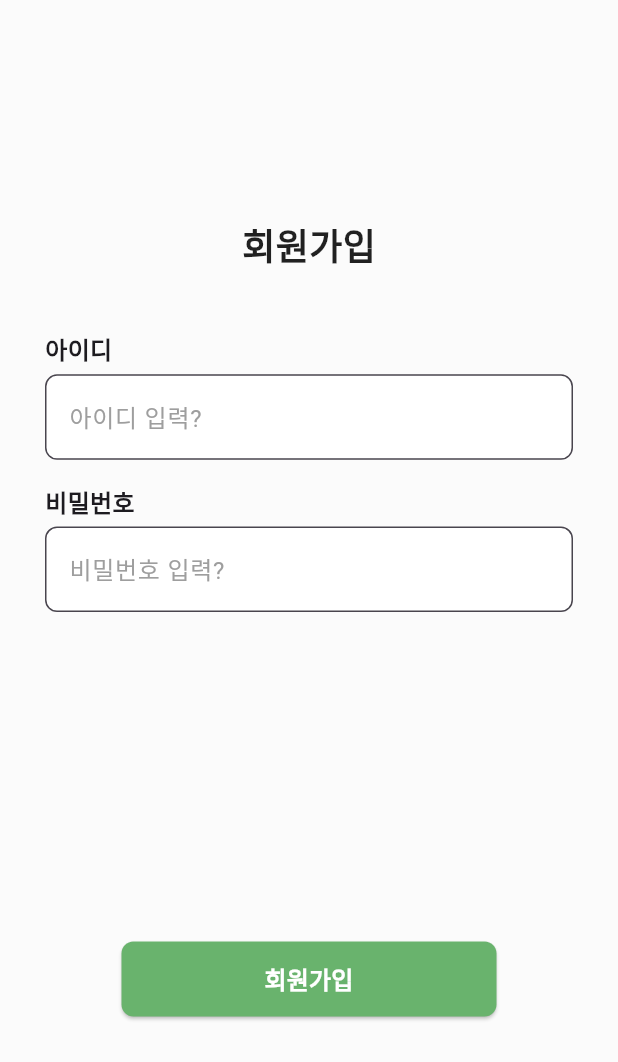
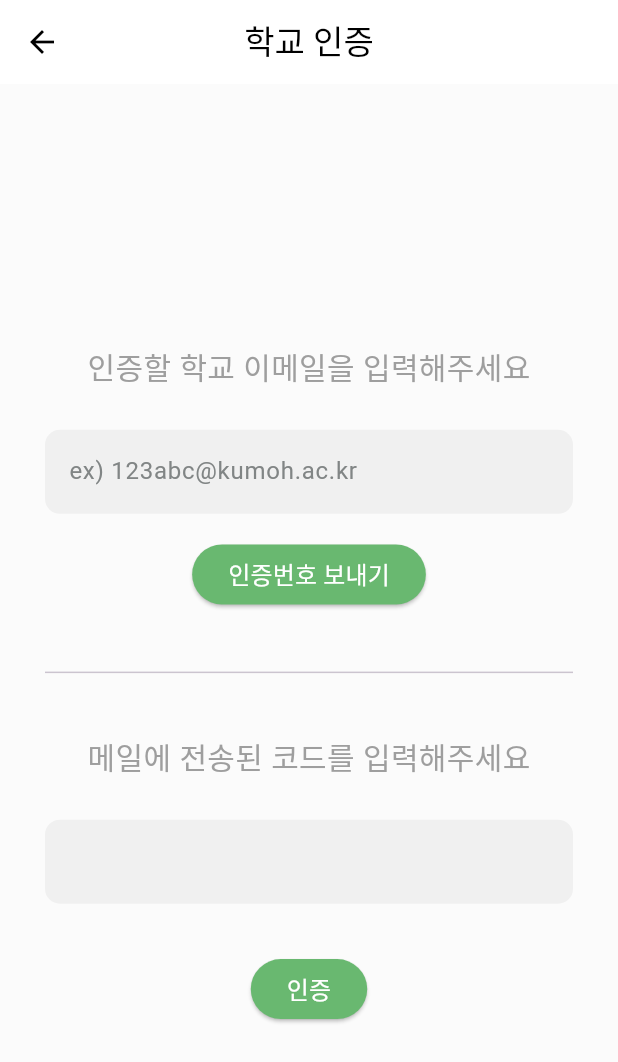
Before and after one commit to 2025-1-Capstone-design-momeet/Frontend, a Flutter app: the screen it shows after launch, on a phone screen of 412 x 824 dp. Shown: the top 1062 px of the screen. Run offline on Flutter 3.47's test engine with Material 3 defaults, Android fonts, the phone set to English and light mode, and no system bars; our stand-ins replace carousel_slider, fluttertoast, table_calendar; Roboto replaces fonts that are missing (freesentation).

Commit message:
register, verification http success

```diff
--- a/lib/http_service.dart
+++ b/lib/http_service.dart
@@ -2,7 +2,7 @@ import 'package:http/http.dart' as http;
 import 'dart:convert';
 
 class HttpService {
-  final String _baseUrl = "http://localhost:8090/api";
+  final String _baseUrl = "http://172.20.16.1:8091/api";
 
   String get baseUrl => _baseUrl;
 
--- a/lib/main.dart
+++ b/lib/main.dart
@@ -31,7 +31,7 @@ class MyApp extends StatelessWidget {
         colorScheme: ColorScheme.fromSeed(seedColor: Colors.deepPurple),
         useMaterial3: true,
       ),
-      home: joinPage(), // 메인 페이지 설정
+      home: VerificationPage(), // 메인 페이지 설정
     );
   }
 }
--- /dev/null
+++ b/lib/verification_page.dart
@@ -0,0 +1,248 @@
+import 'dart:convert';
+import 'package:fluttertoast/fluttertoast.dart';
+import 'package:flutter/material.dart';
+import 'package:provider/provider.dart';
+import 'user_provider.dart';
+import 'http_service.dart';
+
+class VerificationPage extends StatefulWidget {
+  @override
+  _VerificationPageState createState() => _VerificationPageState();
+}
+
+class _VerificationPageState extends State<VerificationPage> {
+  final TextEditingController _schoolEmailController = TextEditingController();
+  final TextEditingController _userIdController = TextEditingController();
+  final TextEditingController _codeController = TextEditingController();
+
+  bool isCodeWrong = false;
+
+  @override
+  void initState() {
+    super.initState();
+    final user = Provider.of<UserProvider>(context, listen: false);
+    _userIdController.text = user.userId ?? "";
+  }
+
+  void _showDialog(String message) { // dialog 메시지 띄우기
+    showDialog(
+      context: context,
+      builder: (BuildContext context) {
+        return AlertDialog(
+          title: const Text("알림"),
+          content: Text(message),
+          actions: <Widget>[
+            TextButton(
+              onPressed: () {
+                Navigator.of(context).pop();
+              },
+              child: const Text("확인"),
+            ),
+          ],
+        );
+      },
+    );
+  }
+
+  void _showToast(String message) { // toast 메시지 띄우기
+    Fluttertoast.showToast(
+      msg: message,
+      toastLength: Toast.LENGTH_SHORT,
+      gravity: ToastGravity.BOTTOM,
+      backgroundColor: Colors.black.withOpacity(0.7),
+      textColor: Colors.white,
+      fontSize: 16.0,
+    );
+  }
+
+  Widget _buildTextField(String label, String hint, TextEditingController controller, {bool obscure = false}) {
+    return Column(
+      crossAxisAlignment: CrossAxisAlignment.start,
+      children: [
+        Text(
+          label,
+          style: TextStyle(
+            fontFamily: 'freesentation',
+            fontWeight: FontWeight.w600,
+            fontSize: 16,
+          ),
+        ),
+        SizedBox(height: 5),
+        TextFormField(
+          controller: controller,
+          obscureText: obscure,
+          decoration: InputDecoration(
+            hintText: hint,
+            hintStyle: TextStyle(
+              fontFamily: 'freesentation',
+              fontWeight: FontWeight.w400,
+              color: Color(0xFF818585),
+            ),
+            border: OutlineInputBorder(
+              borderRadius: BorderRadius.circular(10.0),
+              borderSide: BorderSide.none,
+            ),
+            filled: true,
+            fillColor: Color(0xFFF0F0F0),
+          ),
+        ),
+      ],
+    );
+  }
+
+  Future<void> sendEmail() async {
+    final userId = _userIdController.text.trim();
+    final email = _schoolEmailController.text.trim();
+
+    final requestBody = {
+      "email" : email,
+      "code" : "",
+      "userId" : userId
+    };
+
+    print("$requestBody");
+
+    try {
+      final response = await HttpService().postRequest("univ/match", requestBody);
+
+      print(response.body);
+
+      if (response.statusCode == 200) {
+        final data = jsonDecode(response.body);
+
+        if (data['success'] == "true" && data['data'] == true) {
+        }
+      }
+
+    } catch (e) {
+      print('요청 실패: $e');
+    }
+  }
+
+  Future<void> verifyCode() async {
+    final userId = _userIdController.text.trim();
+    final email = _schoolEmailController.text.trim();
+    final code = _codeController.text.trim();
+
+    final requestBody = {
+      "email" : email,
+      "code" : code,
+      "userId" : userId
+    };
+
+    try {
+      final response = await HttpService().postRequest("univ/match", requestBody);
+
+      if (response.statusCode == 200) {
+        final data = jsonDecode(response.body);
+
+        if (data['success'] == "true") {
+          _showToast(data['message']);
+        }
+        else {
+          isCodeWrong = true;
+          _showToast(data['message']);
+        }
+      }
+    } catch(e) {
+      _showDialog("요청 실패: $e");
+    }
+  }// 인증 성공 처리
+
+  @override
+  Widget build(BuildContext context) {
+    double screenWidth = MediaQuery.of(context).size.width;
+    double screenHeight = MediaQuery.of(context).size.height;
+
+    return Scaffold(
+      backgroundColor: Color(0xFFFBFBFB),
+      appBar: AppBar(
+        title: Text('학교 인증'),
+        leading: IconButton(
+          icon: Icon(Icons.arrow_back),
+          onPressed: () => Navigator.pop(context),
+        ),
+        centerTitle: true,
+        elevation: 0,
+        backgroundColor: Colors.white,
+        foregroundColor: Colors.black,
+      ),
+      body: SafeArea(
+        child: Center( // ⭐ 전체를 화면 중앙에 배치
+          child: SingleChildScrollView( // 화면이 작을 경우 스크롤 가능
+            child: Padding(
+              padding: const EdgeInsets.all(30.0),
+              child: Column(
+                mainAxisAlignment: MainAxisAlignment.center,
+                crossAxisAlignment: CrossAxisAlignment.center,
+                children: [
+                  SizedBox(height: screenHeight * 0.04),
+                  Text(
+                      '인증할 학교 이메일을 입력해주세요',
+                      style: TextStyle(
+                        fontFamily: 'freesentation',
+                          fontSize: 20,
+                          fontWeight: FontWeight.w500,
+                          color: Colors.grey
+                      )
+                  ),
+                  _buildTextField('', "ex) 123abc@kumoh.ac.kr", _schoolEmailController),
+
+                  SizedBox(height: screenHeight * 0.02),
+                  ElevatedButton(
+                    onPressed: sendEmail,
+                    style: ElevatedButton.styleFrom(backgroundColor: Color(0xFF69B870)),
+                    child: Text(
+                        '인증번호 보내기',
+                      style: TextStyle(
+                        fontSize: 16,
+                        fontFamily: 'freesentation',
+                        fontWeight: FontWeight.w500,
+                        color: Colors.white
+                      )
+                    ),
+                  ),
+                  Divider(height: screenHeight * 0.1),
+
+                  Text(
+                      '메일에 전송된 코드를 입력해주세요',
+                      style: TextStyle(
+                        fontFamily: 'freesentation',
+                          fontSize: 20,
+                          fontWeight: FontWeight.w500,
+                          color: Colors.grey
+                      )
+                  ),
+                  _buildTextField('', '', _codeController),
+
+                  if (isCodeWrong)
+                    Padding(
+                      padding: const EdgeInsets.only(top: 8.0),
+                      child: Text(
+                        '코드가 올바르지 않습니다.',
+                        style: TextStyle(color: Colors.red),
+                      ),
+                    ),
+                  SizedBox(height: screenHeight * 0.04),
+                  ElevatedButton(
+                    onPressed: verifyCode,
+                    style: ElevatedButton.styleFrom(backgroundColor: Color(0xFF69B870)),
+                    child: Text(
+                        '인증',
+                      style: TextStyle(
+                        fontFamily: 'freesentation',
+                        fontSize: 16,
+                        fontWeight: FontWeight.w500,
+                        color: Colors.white
+                      )
+                    ),
+                  ),
+                ],
+              ),
+            ),
+          ),
+        ),
+      )
+    );
+  }
+}
--- a/pubspec.yaml
+++ b/pubspec.yaml
@@ -18,6 +18,7 @@ dependencies:
   table_calendar: ^3.2.0
   carousel_slider: ^5.0.0
   provider: ^6.0.5
+  fluttertoast: ^8.2.4
 
 dev_dependencies:
   flutter_test:
```
Also changed, not shown: lib/join_page.dart (+182 -58 lines), lib/user_provider.dart (+6 -1 lines), pubspec.lock.
